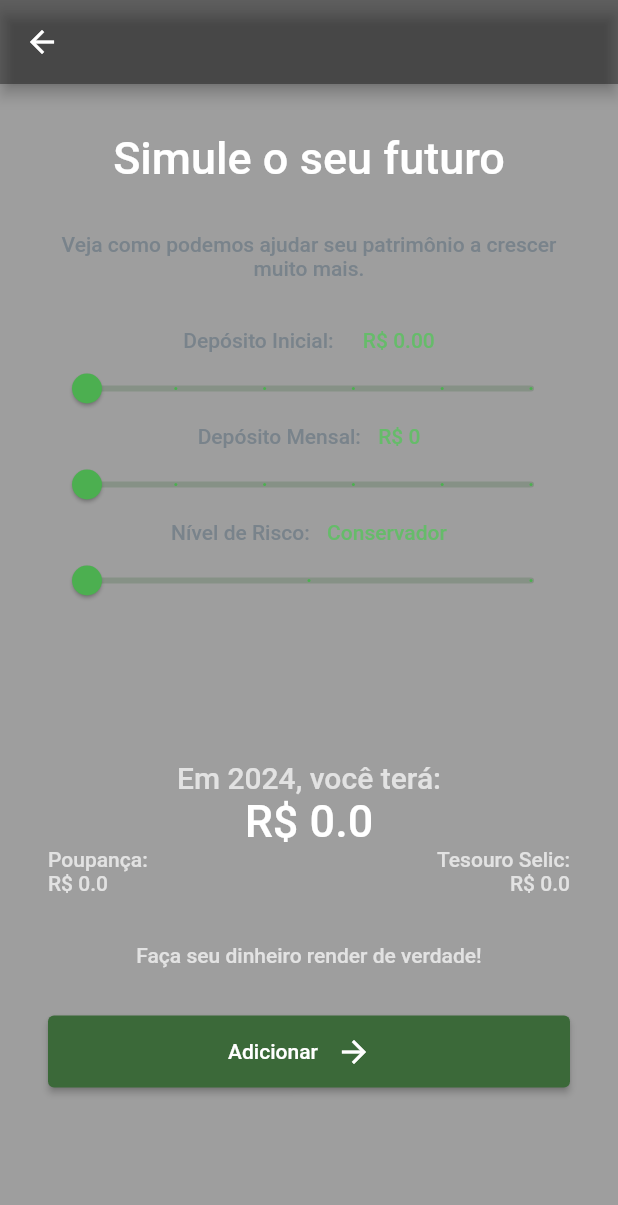
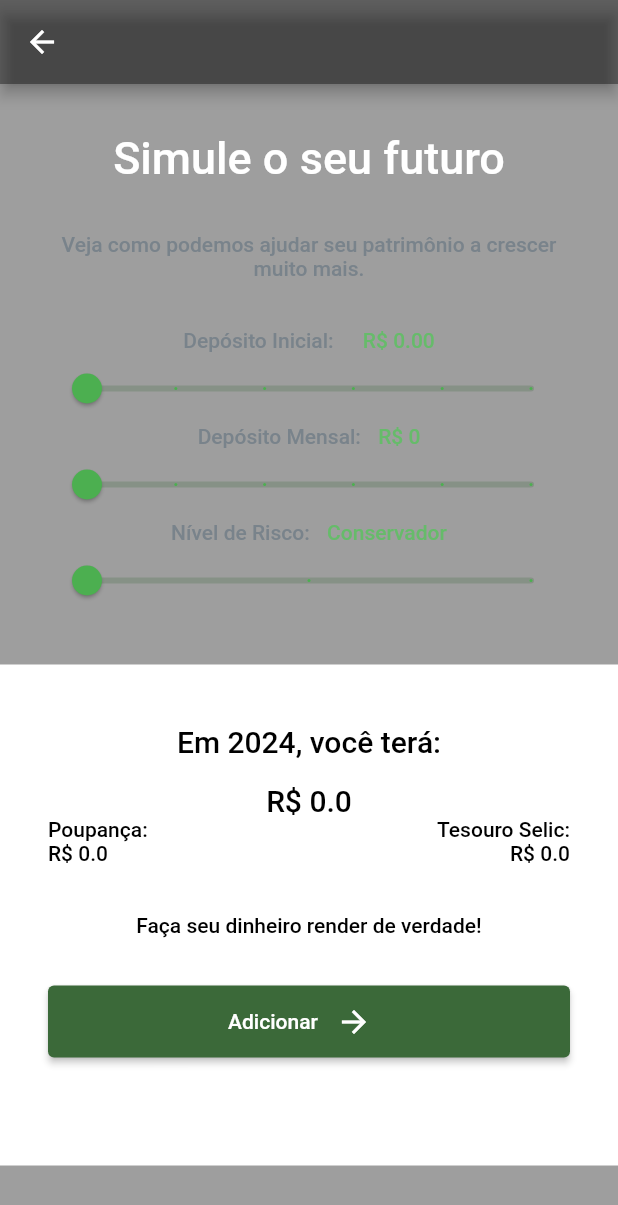
Before and after one commit to Luanftg/System_Finances, a Flutter app: the SimulatorPage screen opened by its route, on a phone screen of 412 x 824 dp. Shown: the top 1205 px of the screen. Run offline on Flutter 3.47's test engine with Material 2 defaults, Android fonts, the phone set to English and light mode, and no system bars; our stand-ins replace dio, firebase_auth, firebase_core, internet_connection_checker, shared_preferences; accounts and stored records are empty.

Commit message:
[refact]: create white Container and format texts

```diff
--- a/lib/view/pages/simulator_page.dart
+++ b/lib/view/pages/simulator_page.dart
@@ -26,10 +26,12 @@ class _SimulatorPageState extends State<SimulatorPage> {
         backgroundColor: AppColors.black38,
       ),
       backgroundColor: AppColors.black38,
-      body: Padding(
-        padding: const EdgeInsets.all(32),
+      body: SingleChildScrollView(
         child: Column(
           children: [
+            Padding(
+              padding: const EdgeInsets.all(32),
+              child: Column(children: [
                 //const SizedBox(height: 8),
                 const Text('Simule o seu futuro',
                     style: AppTextStyles.largeCaption),
@@ -60,7 +62,7 @@ class _SimulatorPageState extends State<SimulatorPage> {
                       max: 2000,
                       min: 0.0,
                       semanticFormatterCallback: (double value) {
-                    return '${value.round()} reais';
+                        return '${value.round().toStringAsFixed(2)} reais';
                       },
                       activeColor: AppColors.primary,
                       label: currentValue.value.round().toString(),
@@ -68,7 +70,7 @@ class _SimulatorPageState extends State<SimulatorPage> {
                       onChanged: (double value) {
                         setState(() {
                           currentValue.value = value;
-                      balance = value;
+                          balance = currentValue.value + (12 * monthValue);
                         });
                       }),
                 ),
@@ -101,6 +103,7 @@ class _SimulatorPageState extends State<SimulatorPage> {
                       onChanged: (double value) {
                         setState(() {
                           monthValue = value;
+                          balance = currentValue.value + (12 * monthValue);
                         });
                       }),
                 ),
@@ -138,33 +141,39 @@ class _SimulatorPageState extends State<SimulatorPage> {
                           riskLabel = 'Arriscado';
                         }
                       });
-                  }),
+                    },
                   ),
+                ),
+              ]),
+            ),
+            Container(
+              padding: const EdgeInsetsDirectional.all(32),
+              color: Colors.white,
+              child: Column(children: [
                 const SizedBox(
-              height: 96,
+                  height: 8,
                 ),
-            Text('Em $year, você terá:', style: AppTextStyles.whiteCaption),
-            Text('R\$ $balance', style: AppTextStyles.largeCaption),
+                Text('Em $year, você terá:', style: AppTextStyles.blackCaption),
+                const SizedBox(height: 16),
+                Text('R\$ $balance', style: AppTextStyles.blackCaption),
                 Row(
                   mainAxisAlignment: MainAxisAlignment.spaceBetween,
                   children: const [
-                Text('Poupança:', style: AppTextStyles.whiteLabel),
-                SizedBox(
-                  width: 8,
-                ),
-                Text('Tesouro Selic:', style: AppTextStyles.whiteLabel),
+                    Text('Poupança:', style: AppTextStyles.blackLabel),
+                    SizedBox(width: 8),
+                    Text('Tesouro Selic:', style: AppTextStyles.blackLabel),
                   ],
                 ),
                 Row(
                   mainAxisAlignment: MainAxisAlignment.spaceBetween,
                   children: [
-                Text('R\$ $totalPoupanca', style: AppTextStyles.whiteLabel),
-                Text('R\$ $totalSelic', style: AppTextStyles.whiteLabel),
+                    Text('R\$ $totalPoupanca', style: AppTextStyles.blackLabel),
+                    Text('R\$ $totalSelic', style: AppTextStyles.blackLabel),
                   ],
                 ),
                 const SizedBox(height: 32),
                 const Text('Faça seu dinheiro render de verdade!',
-                style: AppTextStyles.whiteLabel),
+                    style: AppTextStyles.blackLabel),
                 const SizedBox(height: 32),
                 ElevatedButton(
                   onPressed: () {},
@@ -173,9 +182,17 @@ class _SimulatorPageState extends State<SimulatorPage> {
                     children: [
                       const Text('Adicionar'),
                       IconButton(
-                        onPressed: () {}, icon: const Icon(Icons.arrow_forward))
+                        onPressed: () {},
+                        icon: const Icon(Icons.arrow_forward),
+                      ),
                     ],
-                )),
+                  ),
+                ),
+                const SizedBox(
+                  height: 40,
+                )
+              ]),
+            ),
           ],
         ),
       ),
```
Lines whose indentation alone changed are shown as unchanged.
